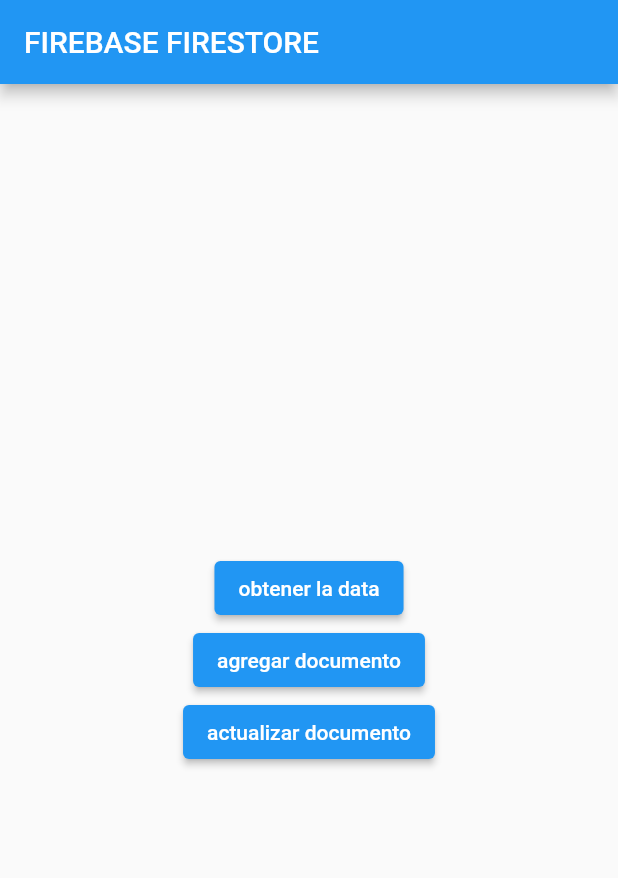
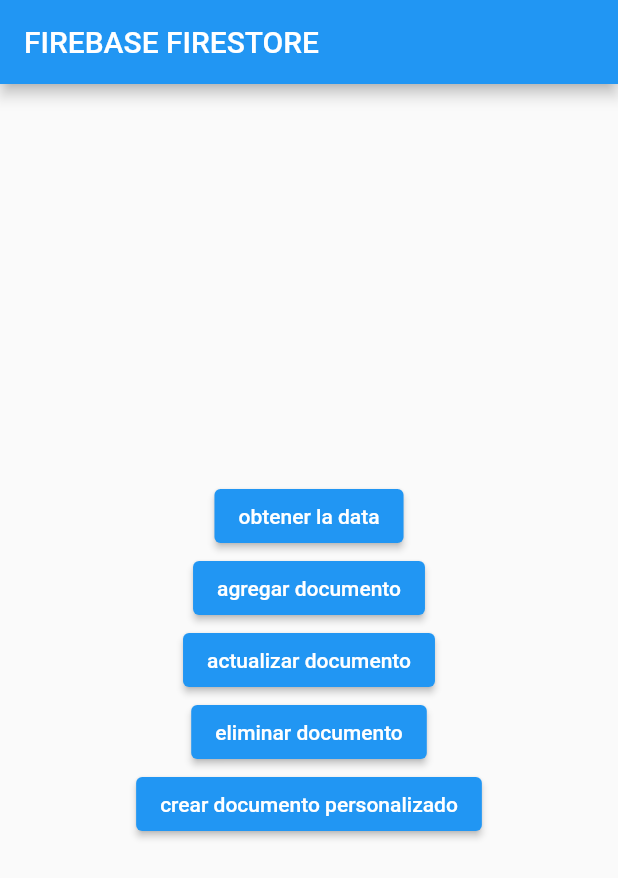
Before and after one commit to polluque/trabajo_individual_firebase, a Flutter app: the screen it shows after launch, on a phone screen of 412 x 824 dp. Shown: the top 878 px of the screen. Run offline on Flutter 3.47's test engine with Material 2 defaults, Android fonts, the phone set to English and light mode, and no system bars; our stand-ins replace cloud_firestore, firebase_core; accounts and stored records are empty.

Commit message:
firetask_paulluque_v1.4

```diff
--- a/lib/pages/home_page.dart
+++ b/lib/pages/home_page.dart
@@ -82,6 +82,43 @@
             ),
             ),
 
+            ElevatedButton(onPressed: () {
+              tasksReference.doc('PNWDAEdSqHfVJMZkIVcZ').delete().catchError((error){
+                print('ocurrio un error en la eliminacion');
+              },
+              ).whenComplete(() {
+                  print('elimacion de documento completada');
+              },
+              );
+            },
+
+            child: Text(
+              'eliminar documento',
+            ),
+            ),
+              // crear documento personalizado
+               ElevatedButton(onPressed: () {
+              tasksReference.doc('personalizar002').set(
+              {
+                  'title': 'ir al concierto',
+                  'descrption':'este fin de semana se presenta kygo',
+
+              },
+              ).catchError((error){
+                print('ocurrio un error en la creacion del documento personalizado');
+              },
+              ).whenComplete(() {
+                  print('creacion del documento personalizado completo');
+              },
+              );
+            },
+
+            child: Text(
+              'crear documento personalizado',
+            ),
+            ),
+
+
           ],
         ),
       ),
```
